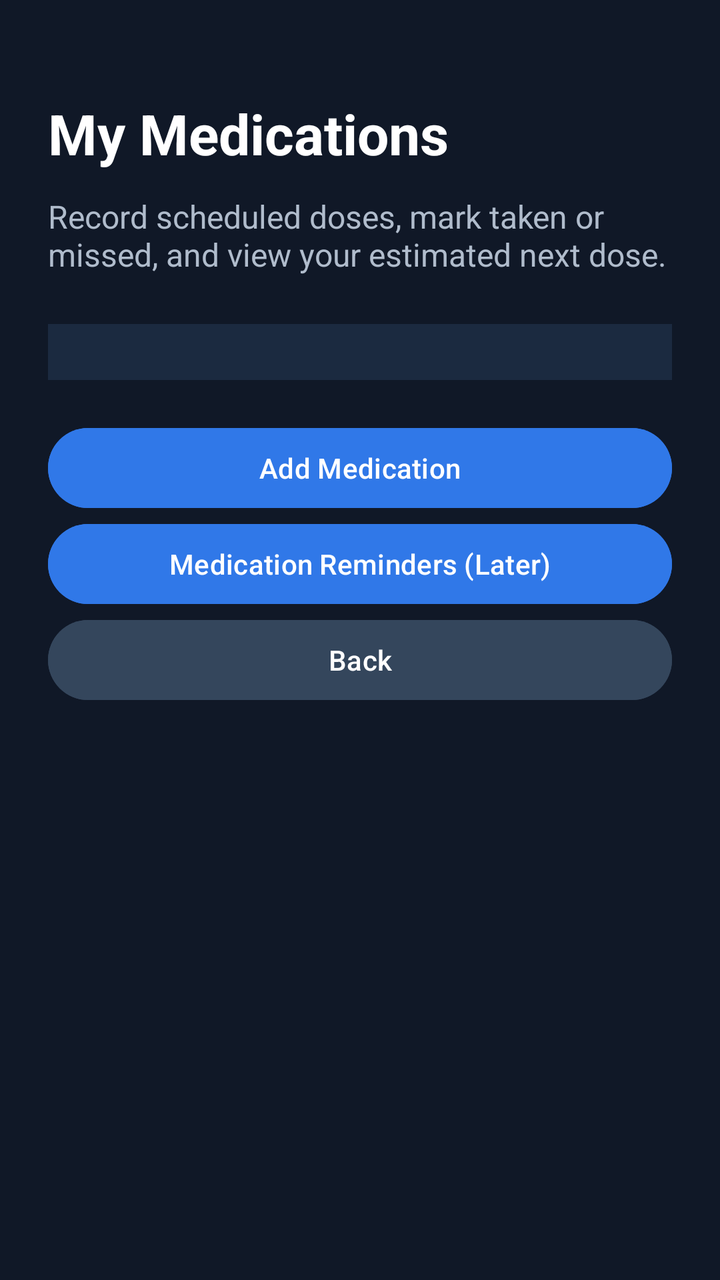
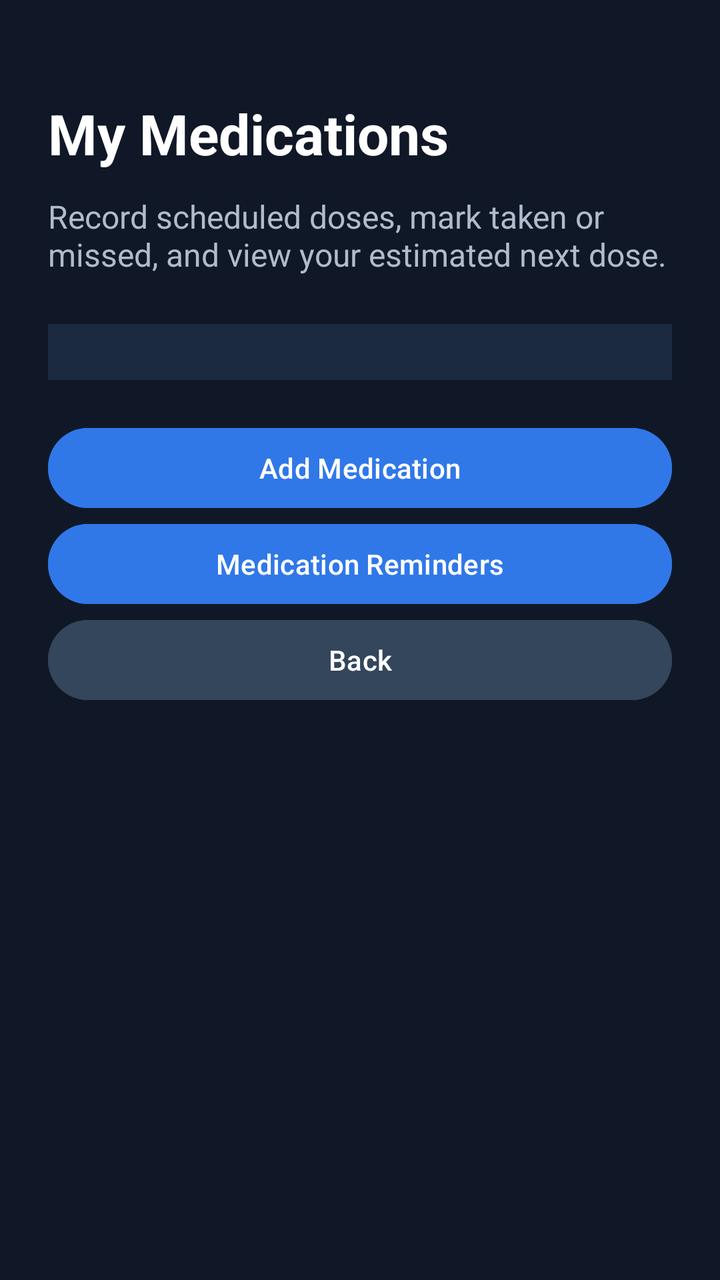

Two renders of the same Android screen: before a commit and after it. Below are the layout's source before the change and the commit's diff.
<!-- AndroidManifest.xml: application theme Theme.VitalPath -->
<!-- res/layout/activity_medications.xml -->
<?xml version="1.0" encoding="utf-8"?>
<ScrollView xmlns:android="http://schemas.android.com/apk/res/android"
    android:layout_width="match_parent" android:layout_height="match_parent"
    android:background="#101827" android:fillViewport="true">
    <LinearLayout android:layout_width="match_parent" android:layout_height="wrap_content"
        android:orientation="vertical" android:padding="24dp">
        <TextView android:layout_width="match_parent" android:layout_height="wrap_content"
            android:text="My Medications" android:textSize="28sp" android:textStyle="bold"
            android:textColor="#FFFFFF" android:layout_marginTop="24dp" />
        <TextView android:layout_width="match_parent" android:layout_height="wrap_content"
            android:text="Record scheduled doses, mark taken or missed, and view your estimated next dose."
            android:textColor="#B0BCCC" android:textSize="16sp" android:layout_marginTop="12dp" />
        <LinearLayout android:id="@+id/medicationList" android:layout_width="match_parent"
            android:layout_height="wrap_content" android:orientation="vertical"
            android:padding="14dp" android:background="#1B2A40" android:layout_marginTop="24dp" />
        <Button android:id="@+id/btnAddMedication" android:layout_width="match_parent"
            android:layout_height="wrap_content" android:text="Add Medication"
            android:backgroundTint="#3078E8" android:textColor="#FFFFFF"
            android:layout_marginTop="20dp" />
        <Button android:id="@+id/btnMedicationReminders" android:layout_width="match_parent"
            android:layout_height="wrap_content" android:text="Medication Reminders (Later)"
            android:backgroundTint="#3078E8" android:textColor="#FFFFFF" />
        <Button android:id="@+id/btnBackMedications" android:layout_width="match_parent"
            android:layout_height="wrap_content" android:text="Back"
            android:backgroundTint="#34465C" android:textColor="#FFFFFF" />
    </LinearLayout>
</ScrollView>
<!-- resources referenced by this layout -->
<resources>
  <style name="Theme.VitalPath" parent="Base.Theme.VitalPath" />
  <style name="Base.Theme.VitalPath" parent="Theme.Material3.DayNight.NoActionBar">
          
          
      </style>
</resources>

<!-- the commit's change to res/layout/activity_medications.xml (unified diff, before → after) -->
@@ -18,7 +18,7 @@
             android:backgroundTint="#3078E8" android:textColor="#FFFFFF"
             android:layout_marginTop="20dp" />
         <Button android:id="@+id/btnMedicationReminders" android:layout_width="match_parent"
-            android:layout_height="wrap_content" android:text="Medication Reminders (Later)"
+            android:layout_height="wrap_content" android:text="Medication Reminders"
             android:backgroundTint="#3078E8" android:textColor="#FFFFFF" />
         <Button android:id="@+id/btnBackMedications" android:layout_width="match_parent"
             android:layout_height="wrap_content" android:text="Back"
